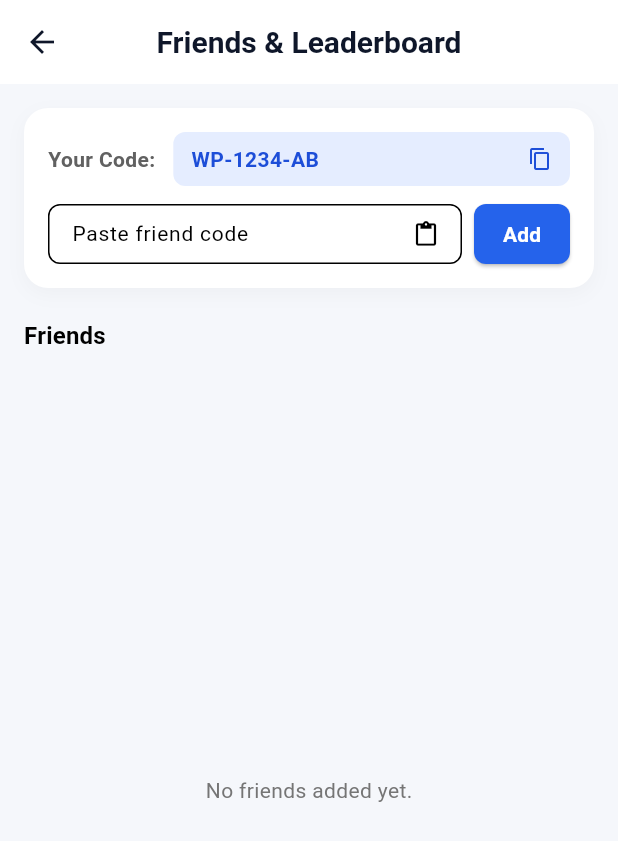
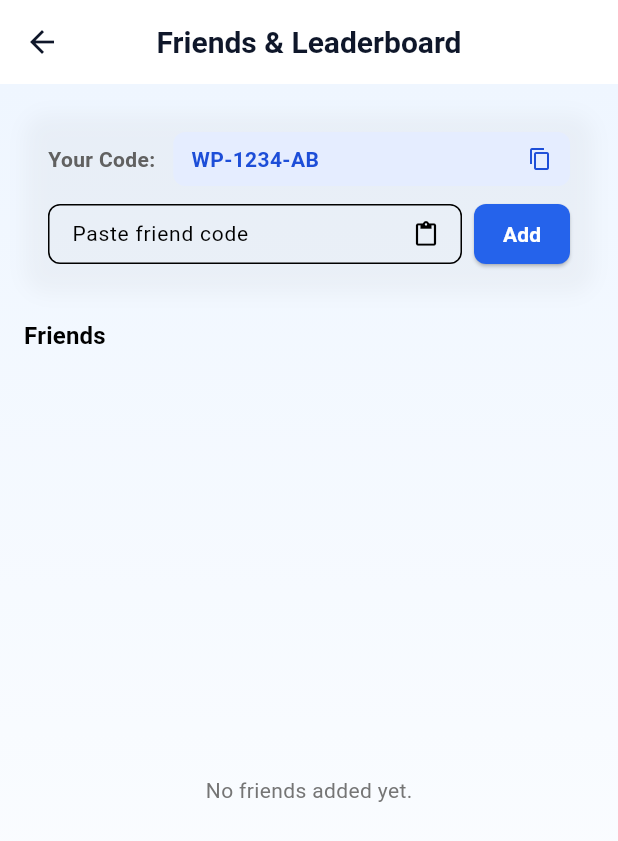
Before and after one commit to Yigtwxx/WaterPulse, a Flutter app: the FriendsScreen screen opened directly, on a phone screen of 412 x 824 dp. Shown: the top 841 px of the screen. Run offline on Flutter 3.47's test engine with Material 3 defaults, Android fonts, the light colour scheme and no system bars; our stand-ins replace flutter_local_notifications, flutter_riverpod, go_router, shared_preferences, timezone; missing offline and left inert: window_size; accounts and stored records are empty; network calls fail.

Commit message:
firends screen upgrade

```diff
--- a/frontend/lib/features/social/friends_screen.dart
+++ b/frontend/lib/features/social/friends_screen.dart
@@ -2,6 +2,7 @@
 import 'package:flutter/services.dart';
 import 'package:flutter_riverpod/flutter_riverpod.dart';
 import 'package:waterpulse/features/social/providers/friends_provider.dart';
+import 'package:waterpulse/l10n/generated/app_localizations.dart';
 
 class FriendsScreen extends ConsumerWidget {
   const FriendsScreen({super.key});
@@ -16,9 +17,23 @@
     final TextEditingController controller = TextEditingController();
 
     return Scaffold(
-      appBar: AppBar(title: const Text('Friends & Leaderboard')),
+      appBar: AppBar(title: Text(AppLocalizations.of(context)!.friendsLeaderboard)),
       body: Container(
-        color: const Color(0xfff5f7fb),
+        decoration: BoxDecoration(
+          gradient: LinearGradient(
+            begin: Alignment.topCenter,
+            end: Alignment.bottomCenter,
+            colors: Theme.of(context).brightness == Brightness.dark
+                ? [
+                    const Color(0xFF0F172A),
+                    const Color(0xFF1E293B),
+                  ]
+                : [
+                    const Color(0xFFEFF6FF),
+                    const Color(0xFFFFFFFF),
+                  ],
+          ),
+        ),
         padding: const EdgeInsets.all(16),
         child: Column(
           children: [
@@ -26,7 +41,7 @@
             Container(
               padding: const EdgeInsets.all(16),
               decoration: BoxDecoration(
-                color: Colors.white,
+                color: Theme.of(context).cardTheme.color,
                 borderRadius: BorderRadius.circular(16),
                 boxShadow: [
                   BoxShadow(
@@ -42,7 +57,7 @@
                   Row(
                     children: [
                       Text(
-                        'Your Code:',
+                        AppLocalizations.of(context)!.yourCode,
                         style: Theme.of(context).textTheme.bodyMedium?.copyWith(
                               fontWeight: FontWeight.w600,
                               color: Colors.grey[700],
@@ -54,7 +69,9 @@
                           padding: const EdgeInsets.symmetric(
                               horizontal: 12, vertical: 8),
                           decoration: BoxDecoration(
-                            color: const Color(0xFFE5EDFF),
+                            color: Theme.of(context).brightness == Brightness.dark
+                                ? const Color(0xFF1E293B)
+                                : const Color(0xFFE5EDFF),
                             borderRadius: BorderRadius.circular(8),
                           ),
                           child: Row(
@@ -74,8 +91,8 @@
                                   ScaffoldMessenger.of(context)
                                     ..hideCurrentSnackBar()
                                     ..showSnackBar(
-                                      const SnackBar(
-                                          content: Text('Code copied')),
+                                      SnackBar(
+                                          content: Text(AppLocalizations.of(context)!.codeCopied)),
                                     );
                                 },
                                 child: const Icon(Icons.copy,
@@ -98,7 +115,7 @@
                             controller: controller,
                             style: const TextStyle(fontSize: 14),
                             decoration: InputDecoration(
-                              hintText: 'Paste friend code',
+                              hintText: AppLocalizations.of(context)!.pasteFriendCode,
                               contentPadding:
                                   const EdgeInsets.symmetric(horizontal: 12),
                               border: OutlineInputBorder(
@@ -136,12 +153,12 @@
                               ..showSnackBar(
                                 SnackBar(
                                   content: Text(
-                                      'Friend request sent: ${controller.text}'),
+                                      AppLocalizations.of(context)!.friendRequestSent(controller.text)),
                                 ),
                               );
                             controller.clear();
                           },
-                          child: const Text('Add',
+                          child: Text(AppLocalizations.of(context)!.add,
                               style: TextStyle(
                                   color: Colors.white,
                                   fontWeight: FontWeight.w600)),
@@ -159,7 +176,7 @@
             Align(
               alignment: Alignment.centerLeft,
               child: Text(
-                'Friends',
+                AppLocalizations.of(context)!.friends,
                 style: Theme.of(context).textTheme.titleMedium?.copyWith(
                       fontWeight: FontWeight.bold,
                     ),
@@ -174,7 +191,7 @@
                   : leaderboard.isEmpty
                       ? Center(
                           child: Text(
-                            'No friends added yet.',
+                            AppLocalizations.of(context)!.noFriends,
                             style: TextStyle(color: Colors.grey[600]),
                           ),
                         )
@@ -198,7 +215,7 @@
                               return Container(
                                 padding: const EdgeInsets.all(12),
                                 decoration: BoxDecoration(
-                                  color: Colors.white,
+                                  color: Theme.of(context).cardTheme.color,
                                   borderRadius: BorderRadius.circular(12),
                                   boxShadow: [
                                     BoxShadow(
```
